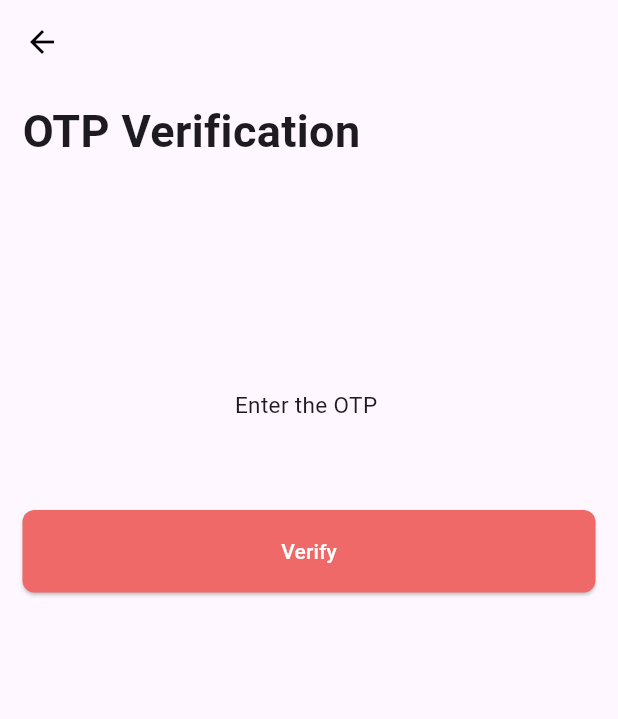
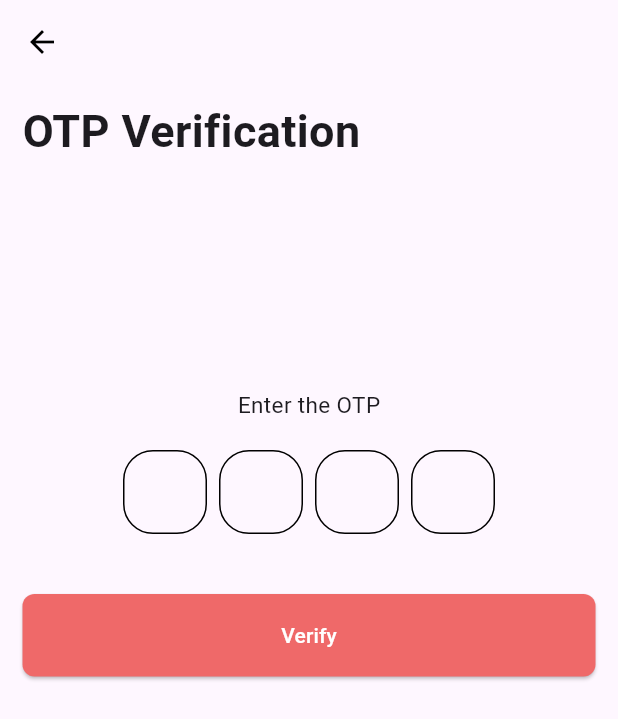
Before and after one commit to AsunaXD/E-Commerce-UI, a Flutter app: the OtpVerifyScreen screen opened directly, on a phone screen of 412 x 824 dp. Shown: the top 719 px of the screen. Run offline on Flutter 3.47's test engine with Material 3 defaults, Android fonts, the phone set to English and light mode, and no system bars; drawn by our look-alikes of pinput; our stand-ins replace animated_bottom_navigation_bar, fan_carousel_image_slider, flutter_rating_bar, introduction_screen.

Commit message:
minor bug solve

```diff
--- a/lib/SCreens/otp_verify_screen.dart
+++ b/lib/SCreens/otp_verify_screen.dart
@@ -1,5 +1,5 @@
 import 'package:flutter/material.dart';
-// import 'package:sms_otp_auto_verify/sms_otp_auto_verify.dart';
+import 'package:pinput/pinput.dart'; // Make sure you have the pinput package imported
 
 class OtpVerifyScreen extends StatefulWidget {
   const OtpVerifyScreen({super.key});
@@ -9,21 +9,44 @@ class OtpVerifyScreen extends StatefulWidget {
 }
 
 class _OtpVerifyScreenState extends State<OtpVerifyScreen> {
-  BoxDecoration get _pinPutDecoration {
-    return BoxDecoration(
-      border: Border.all(color: Theme.of(context).primaryColor),
-      borderRadius: BorderRadius.circular(15.0),
+  TextEditingController textEditingController = TextEditingController(text: "");
+
+  late PinTheme defaultPinTheme;
+  late PinTheme focusedPinTheme;
+  late PinTheme submittedPinTheme;
+
+  @override
+  void initState() {
+    super.initState();
+
+    // Initialize PinThemes here to prevent LateInitializationError
+    defaultPinTheme = PinTheme(
+      width: 56,
+      height: 56,
+      textStyle: TextStyle(
+        fontSize: 20,
+        color: Color.fromRGBO(30, 60, 87, 1),
+        fontWeight: FontWeight.w600,
+      ),
+      decoration: BoxDecoration(
+        border:
+            Border.all(color: Colors.black), // Inactive border color is black
+        borderRadius: BorderRadius.circular(20),
+      ),
+    );
+
+    focusedPinTheme = defaultPinTheme.copyDecorationWith(
+      border: Border.all(
+          color: Color(0xFFEF6969)), // Active border color is 0xFFEF6969
+      borderRadius: BorderRadius.circular(8),
+    );
+
+    submittedPinTheme = defaultPinTheme.copyWith(
+      decoration: defaultPinTheme.decoration?.copyWith(
+        color: Color.fromRGBO(234, 239, 243, 1), // Submitted state color
+      ),
     );
   }
-
-  // /// get signature code
-  // _getSignatureCode() async {
-  //   String? signature = await SmsVerification.getAppSignature();
-  //   print("signature $signature");
-  // }
-
-  TextEditingController textEditingController =
-      new TextEditingController(text: "");
 
   @override
   Widget build(BuildContext context) {
@@ -38,9 +61,7 @@ class _OtpVerifyScreenState extends State<OtpVerifyScreen> {
           padding: EdgeInsets.symmetric(horizontal: 15),
           child: Column(
             children: [
-              SizedBox(
-                height: 10,
-              ),
+              SizedBox(height: 10),
               Align(
                 alignment: Alignment.topLeft,
                 child: Text(
@@ -51,38 +72,32 @@ class _OtpVerifyScreenState extends State<OtpVerifyScreen> {
                   ),
                 ),
               ),
-              SizedBox(
-                height: 150,
+              SizedBox(height: 150),
+              Text(
+                "Enter the OTP",
+                style: TextStyle(fontSize: 15),
               ),
-              Text(
-                "Enter the OTP ",
-                style: TextStyle(
-                  fontSize: 15,
-                ),
+              SizedBox(height: 20),
+
+              // Add Pinput widget here for OTP input
+              Pinput(
+                defaultPinTheme: defaultPinTheme,
+                focusedPinTheme: focusedPinTheme,
+                submittedPinTheme: submittedPinTheme,
+                validator: (s) {
+                  return s == '2222'
+                      ? null
+                      : 'Pin is incorrect'; // Example validation
+                },
+                pinputAutovalidateMode: PinputAutovalidateMode.onSubmit,
+                showCursor: true,
+                onCompleted: (pin) => print("OTP entered: $pin"),
               ),
-              SizedBox(
-                height: 20,
-              ),
-              // TextFieldPin(
-              //     textController: textEditingController,
-              //     autoFocus: false,
-              //     codeLength: 4,
-              //     alignment: MainAxisAlignment.center,
-              //     defaultBoxSize: 55.0,
-              //     margin: 10,
-              //     selectedBoxSize: 55.0,
-              //     textStyle: TextStyle(fontSize: 16),
-              //     defaultDecoration: _pinPutDecoration.copyWith(
-              //         border: Border.all(color: Colors.grey)),
-              //     selectedDecoration: _pinPutDecoration,
-              //     onChange: (code) {
-              //       setState(() {});
-              //     }),
-              SizedBox(
-                height: 40,
-              ),
+
+              SizedBox(height: 40),
               ElevatedButton(
                 onPressed: () {
+                  // Implement your OTP validation and verification logic here
                   Navigator.push(
                     context,
                     MaterialPageRoute(
--- a/lib/main.dart
+++ b/lib/main.dart
@@ -22,7 +22,7 @@ class MyApp extends StatelessWidget {
       theme: ThemeData(
         primaryColor: Color(0xFFEF6969),
       ),
-      home: OnboardingScreen(),
+      home: OtpVerifyScreen(),
     );
   }
 }
--- a/pubspec.yaml
+++ b/pubspec.yaml
@@ -35,10 +35,10 @@ dependencies:
   # Use with the CupertinoIcons class for iOS style icons.
   cupertino_icons: ^1.0.8
   introduction_screen: ^3.1.14
-  # sms_otp_auto_verify: ^2.2.0
   animated_bottom_navigation_bar: ^1.3.3
   fan_carousel_image_slider: ^1.0.1
   flutter_rating_bar: ^4.0.1
+  pinput: ^5.0.0
 
 dev_dependencies:
   flutter_test:
```
Also changed, not shown: pubspec.lock.
